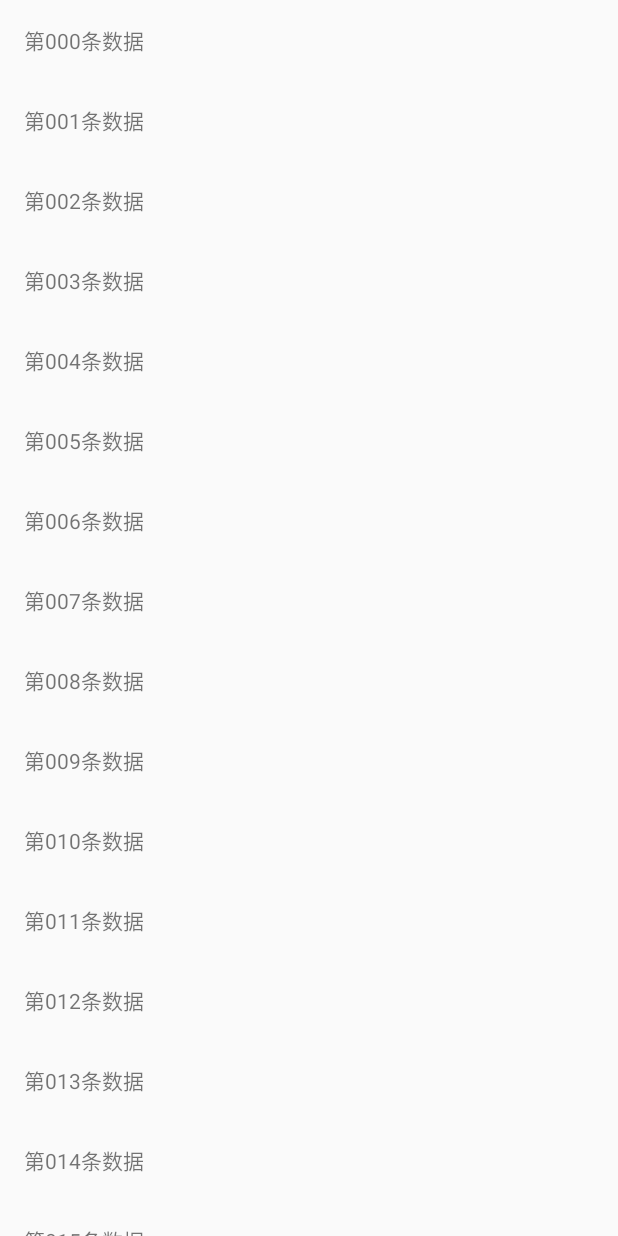
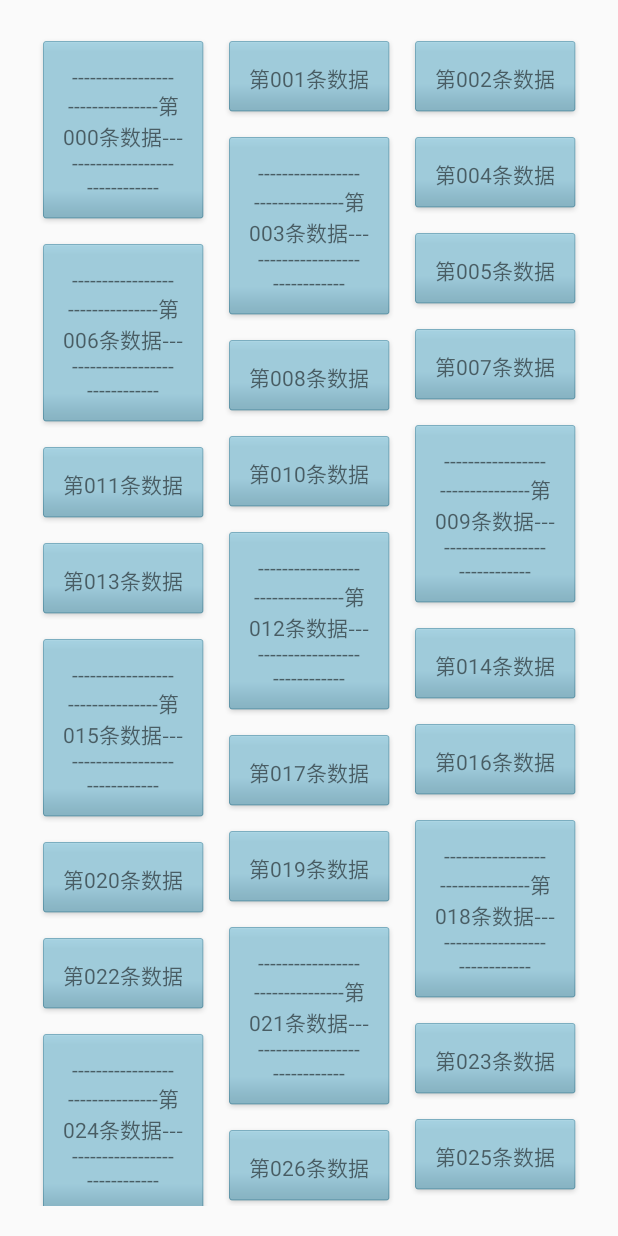
Before and after one commit to DiaoMengQ/AndroiDevUsingJava, an Android app: the RecyclerViewActivity screen opened directly, with no data from a screen before it, on a phone screen of 412 x 824 dp. Run offline under Robolectric (Android 15) with nearby library versions, the light colour scheme and no system bars; our stand-ins replace ButterKnife; libraries missing offline, so code that uses them is left out: cat.ereza.customactivityoncrash, com.badoo.mobile; 2 statements that could not run were skipped.

Commit message:
新增 LinearLayoutManager GridLayoutManager 和 StaggerGridManager等recyclerView的layout manager
Signed-off-by: DiaoMengQ <dmq1212@qq.com>

```diff
--- a/app/src/main/java/com/diomun/learn/javademo/adapter/Adapter4RecyclerView.java
+++ /dev/null
@@ -1,57 +0,0 @@
-package com.diomun.learn.javademo.adapter;
-
-import android.content.Context;
-import android.view.LayoutInflater;
-import android.view.View;
-import android.view.ViewGroup;
-import android.widget.TextView;
-
-import androidx.annotation.NonNull;
-import androidx.recyclerview.widget.RecyclerView;
-
-import com.diomun.learn.javademo.R;
-
-import java.util.List;
-
-/**
- * @author DIOMUN dmq1212@qq.com
- * @date created on 2021/3/5
- * @desc 测试文字数据 RecycleView 适配器
- */
-public class Adapter4RecyclerView extends RecyclerView.Adapter<Adapter4RecyclerView.MyViewHolder> {
-    private Context context;
-    private List<String> list;
-    private View view;
-
-    public Adapter4RecyclerView(Context context, List<String> list) {
-        this.context = context;
-        this.list = list;
-    }
-
-    @NonNull
-    @Override
-    public MyViewHolder onCreateViewHolder(@NonNull ViewGroup parent, int viewType) {
-        view = LayoutInflater.from(context).inflate(R.layout.item_recycler_test, parent, false);
-        return new MyViewHolder(view);
-    }
-
-    @Override
-    public void onBindViewHolder(@NonNull MyViewHolder holder, int position) {
-        holder.itemText.setText(list.get(position));
-    }
-
-    @Override
-    public int getItemCount() {
-        return list.size();
-    }
-
-    static class MyViewHolder extends RecyclerView.ViewHolder {
-
-        private final TextView itemText;
-
-        MyViewHolder(View itemView) {
-            super(itemView);
-            itemText = itemView.findViewById(R.id.item_text);
-        }
-    }
-}
--- /dev/null
+++ b/app/src/main/java/com/diomun/learn/javademo/adapter/RecyclerAdapter.java
@@ -0,0 +1,105 @@
+package com.diomun.learn.javademo.adapter;
+
+import android.content.Context;
+import android.util.Log;
+import android.view.LayoutInflater;
+import android.view.View;
+import android.view.ViewGroup;
+import android.widget.TextView;
+
+import androidx.annotation.NonNull;
+import androidx.recyclerview.widget.RecyclerView;
+
+import com.diomun.learn.javademo.R;
+
+import java.util.List;
+
+/**
+ * @author DIOMUN dmq1212@qq.com
+ * @date created on 2021/3/5
+ * @desc 测试文字数据 RecycleView 适配器
+ */
+public class RecyclerAdapter extends RecyclerView.Adapter<RecyclerAdapter.MyViewHolder> implements View.OnClickListener {
+    private Context context;
+    private List<String> list;
+    private View view;
+    private OnChildClickListener listener;
+    private String TAG = "RecyclerAdapter";
+    private RecyclerView recyclerView;
+
+    public void setOnChildClickListener(OnChildClickListener listener) {
+        this.listener = listener;
+    }
+
+    public RecyclerAdapter(Context context, List<String> list) {
+        this.context = context;
+        this.list = list;
+    }
+
+    public void remove(int position){
+        list.remove(position);
+        // notifyDataSetChanged(); // 提醒列表刷新,直接移除,无动画效果
+        notifyItemRemoved(position); // 移除时会有动画效果提醒
+
+    }
+
+    @NonNull
+    @Override
+    public MyViewHolder onCreateViewHolder(@NonNull ViewGroup parent, int viewType) {
+        view = LayoutInflater.from(context).inflate(R.layout.item_recycler_test, parent, false);
+        view.setOnClickListener(this);
+        return new MyViewHolder(view);
+    }
+
+    /** 当这个 adapter 被连接到一个 recyclerView 时会被调用 */
+    @Override
+    public void onAttachedToRecyclerView(@NonNull RecyclerView recyclerView) {
+        super.onAttachedToRecyclerView(recyclerView);
+        Log.d(TAG, "onAttachedToRecyclerView: ");
+        this.recyclerView = recyclerView;
+    }
+
+    @Override
+    public void onDetachedFromRecyclerView(@NonNull RecyclerView recyclerView) {
+        super.onDetachedFromRecyclerView(recyclerView);
+        this.recyclerView = null;
+    }
+
+    @Override
+    public void onBindViewHolder(@NonNull MyViewHolder holder, int position) {
+        holder.itemText.setText(list.get(position));
+    }
+
+    @Override
+    public int getItemCount() {
+        return list.size();
+    }
+
+    @Override
+    public void onClick(View v) {
+        if (recyclerView!=null && listener!=null) {
+            int position = recyclerView.getChildAdapterPosition(v);
+            listener.onChildClick(recyclerView,v,position,list.get(position));
+        }
+    }
+
+    static class MyViewHolder extends RecyclerView.ViewHolder {
+
+        private final TextView itemText;
+
+        MyViewHolder(View itemView) {
+            super(itemView);
+            itemText = itemView.findViewById(R.id.item_text);
+        }
+    }
+
+    public interface OnChildClickListener{
+        /**
+         * @param parent RecyclerView 布局
+         * @param view 点击时的视图
+         * @param position item 位置
+         * @param data item 数据
+         */
+        void onChildClick(RecyclerView parent, View view, int position, String data);
+    }
+}
--- a/app/src/main/java/com/diomun/learn/javademo/ui/activity/RecyclerViewActivity.java
+++ b/app/src/main/java/com/diomun/learn/javademo/ui/activity/RecyclerViewActivity.java
@@ -1,9 +1,15 @@
 package com.diomun.learn.javademo.ui.activity;
 
+import android.view.View;
+import android.widget.Toast;
+
+import androidx.recyclerview.widget.GridLayoutManager;
+import androidx.recyclerview.widget.LinearLayoutManager;
 import androidx.recyclerview.widget.RecyclerView;
+import androidx.recyclerview.widget.StaggeredGridLayoutManager;
 
 import com.diomun.learn.javademo.R;
-import com.diomun.learn.javademo.adapter.Adapter4RecyclerView;
+import com.diomun.learn.javademo.adapter.RecyclerAdapter;
 import com.diomun.learn.javademo.base.BaseActivity;
 
 import java.util.ArrayList;
@@ -17,10 +23,11 @@ import butterknife.BindView;
  * @date created on 2021/3/4
  * @desc
  */
-public class RecyclerViewActivity extends BaseActivity {
+public class RecyclerViewActivity extends BaseActivity implements RecyclerAdapter.OnChildClickListener {
     @BindView(R.id.recycler)
     RecyclerView recycler;
-    private Adapter4RecyclerView adapter4RecyclerView;
+    private RecyclerAdapter recyclerAdapter;
+    private List<String> list;
 
     @Override
     public int initLayout() {
@@ -29,16 +36,48 @@ public class RecyclerViewActivity extends BaseActivity {
 
     @Override
     public void initView() {
+        recyclerAdapter = new RecyclerAdapter(this, list);
+
+        // 线性布局
+        // LinearLayoutManager linearLayoutManager = new LinearLayoutManager(this);
+        LinearLayoutManager linearLayoutManager = new LinearLayoutManager(this, LinearLayoutManager.VERTICAL, true);
+
+        // 网格布局
+        GridLayoutManager gridLayoutManager = new GridLayoutManager(this, 3, LinearLayoutManager.VERTICAL, false);
+        gridLayoutManager.setSpanSizeLookup(new GridLayoutManager.SpanSizeLookup() {
+            @Override
+            public int getSpanSize(int position) {
+                if (position == 0) {
+                    return 3;
+                }
+                if (position == 1) {
+                    return 2;
+                }
+                return 1;
+            }
+        });
+
+        // 瀑布流!
+        StaggeredGridLayoutManager staggeredGridLayoutManager = new StaggeredGridLayoutManager(3, StaggeredGridLayoutManager.VERTICAL);
+
+        recycler.setLayoutManager(staggeredGridLayoutManager);
+        recycler.setAdapter(recyclerAdapter);
+        recyclerAdapter.setOnChildClickListener(this);
     }
 
     @Override
     public void initData() {
-        List<String> list = new ArrayList<>();
+        list = new ArrayList<>();
         for (int i = 0; i < 100; i++) {
-            list.add(String.format(Locale.CHINA, "第%03d条数据", i));
+            String str = i % 3 != 0 ? "" : "--------------------------------";
+            list.add(String.format(Locale.CHINA, "%s第%03d条数据%s", str, i, str));
         }
-        adapter4RecyclerView = new Adapter4RecyclerView(this, list);
-        recycler.setAdapter(adapter4RecyclerView);
+
     }
 
+    @Override
+    public void onChildClick(RecyclerView parent, View view, int position, String data) {
+        Toast.makeText(mContext, data, Toast.LENGTH_SHORT).show();
+        // recyclerAdapter.remove(position);
+    }
 }
--- a/app/src/main/res/layout/activity_recyclerview.xml
+++ b/app/src/main/res/layout/activity_recyclerview.xml
@@ -1,17 +1,15 @@
 <?xml version="1.0" encoding="utf-8"?>
 <androidx.constraintlayout.widget.ConstraintLayout xmlns:android="http://schemas.android.com/apk/res/android"
+    xmlns:tools="http://schemas.android.com/tools"
     android:layout_width="match_parent"
     android:layout_height="match_parent"
-    xmlns:tools="http://schemas.android.com/tools"
-    xmlns:app="http://schemas.android.com/apk/res-auto"
     tools:context=".ui.activity.RecyclerViewActivity">
-<!--  与 listView 类似，长宽最好设为固定值，否则影响性能  -->
+
+    <!--  与 listView 类似，长宽最好设为固定值，否则影响性能  -->
     <androidx.recyclerview.widget.RecyclerView
+        android:id="@+id/recycler"
         android:layout_width="match_parent"
         android:layout_height="match_parent"
-        android:id="@+id/recycler"
-        app:layoutManager="androidx.recyclerview.widget.LinearLayoutManager">
-
-    </androidx.recyclerview.widget.RecyclerView>
+        android:padding="@dimen/padding_page" />
 
 </androidx.constraintlayout.widget.ConstraintLayout>
--- a/app/src/main/res/layout/item_recycler_test.xml
+++ b/app/src/main/res/layout/item_recycler_test.xml
@@ -2,12 +2,14 @@
 <LinearLayout xmlns:android="http://schemas.android.com/apk/res/android"
     android:layout_width="match_parent"
     android:layout_height="wrap_content"
-    android:padding="@dimen/padding_linear">
+    android:layout_margin="5dp">
 
     <TextView
         android:id="@+id/item_text"
         android:layout_width="match_parent"
-        android:layout_height="match_parent">
-    </TextView>
+        android:layout_height="wrap_content"
+        android:background="@drawable/btn_normal"
+        android:padding="@dimen/padding4button"
+        android:gravity="center" />
 
 </LinearLayout>
```
Also changed, not shown: app/src/main/res/drawable-hdpi/btn_normal.9.png (added), app/src/main/res/drawable-hdpi/test.9.png (added), app/src/main/res/drawable-mdpi/btn_normal.9.png (added), app/src/main/res/drawable-mdpi/test.9.png (added), app/src/main/res/drawable-xhdpi/btn_normal.9.png (added), app/src/main/res/drawable-xhdpi/test.9.png (added), app/src/main/res/drawable-xxhdpi/btn_normal.9.png (added), app/src/main/res/drawable-xxhdpi/test.9.png (added), app/src/main/res/drawable-xxxhdpi/btn_normal.9.png (added), app/src/main/res/drawable-xxxhdpi/test.9.png (added).
